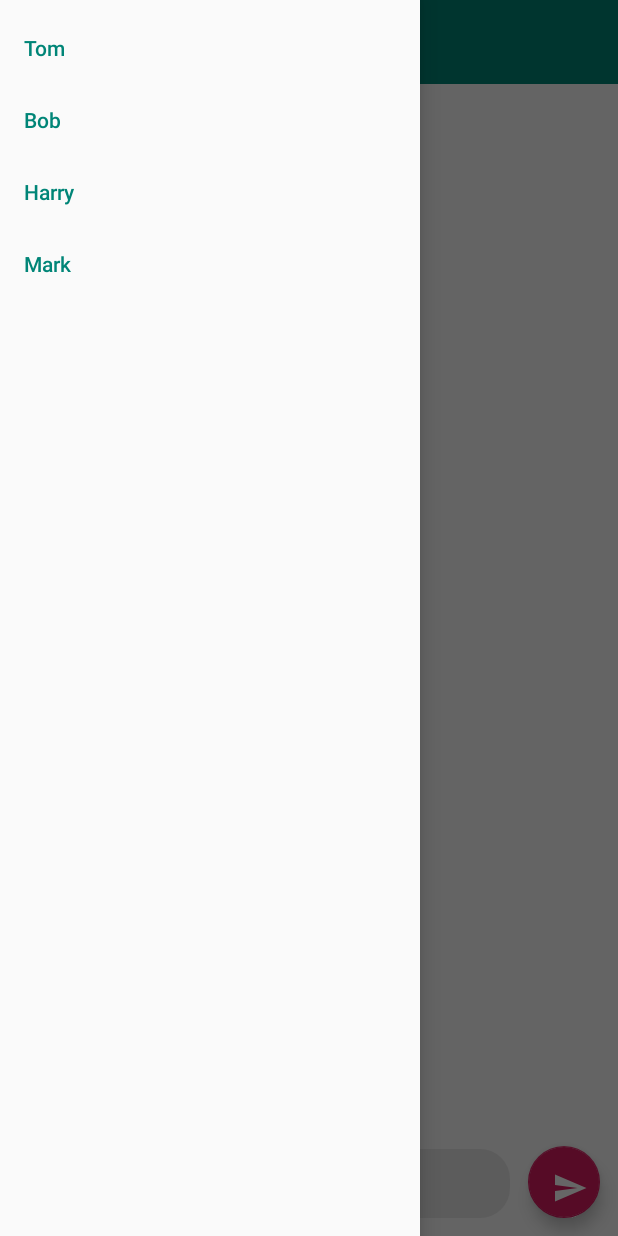
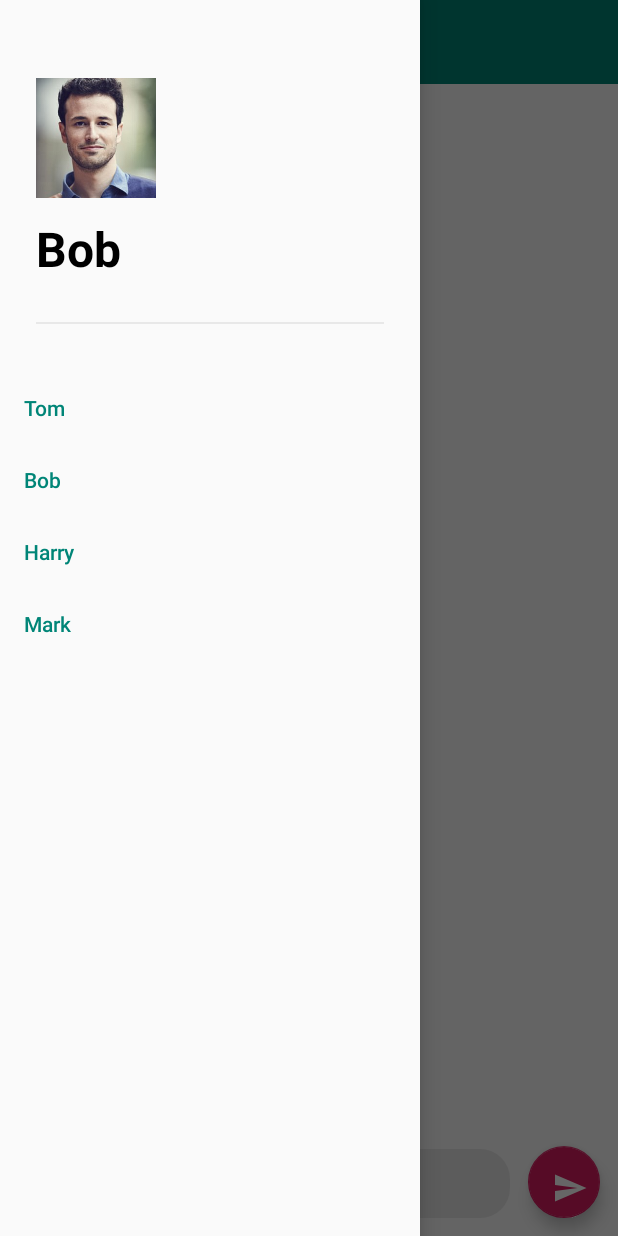
Before and after one commit to kanch231004/PingMe, an Android app: the screen it shows after launch (MainActivity), with the side drawer open, on a phone screen of 412 x 824 dp. Run offline under Robolectric (Android 15) with nearby library versions, the phone set to English and light mode, and no system bars; our stand-ins replace Dagger/Hilt's generated code; libraries missing offline, so code that uses them is left out: com.facebook.stetho; 7 statements that could not run were skipped.

Commit message:
- Customized nav header for navigation view

```diff
--- a/app/src/main/java/com/cnx/pingme/MainActivity.kt
+++ b/app/src/main/java/com/cnx/pingme/MainActivity.kt
@@ -3,6 +3,7 @@ package com.cnx.pingme
 import android.os.Bundle
 import android.text.TextUtils
 import android.util.Log
+import android.view.View
 import androidx.appcompat.app.ActionBarDrawerToggle
 import androidx.appcompat.app.AppCompatActivity
 import androidx.drawerlayout.widget.DrawerLayout
@@ -19,6 +20,7 @@ import dagger.android.AndroidInjector
 import dagger.android.DispatchingAndroidInjector
 import dagger.android.support.HasSupportFragmentInjector
 import kotlinx.android.synthetic.main.activity_main.*
+import kotlinx.android.synthetic.main.layout_nav_header.*
 import javax.inject.Inject
 
 
@@ -76,8 +78,17 @@ class MainActivity : AppCompatActivity(),  HasSupportFragmentInjector {
 
         drawerLayout = findViewById<DrawerLayout>(R.id.drawer_layout)
 
-        var actionBarToggle = ActionBarDrawerToggle(this
-            ,drawerLayout , toolbar, R.string.opened, R.string.closed)
+
+
+        var actionBarToggle = object : ActionBarDrawerToggle(this
+            ,drawerLayout , toolbar, R.string.opened, R.string.closed) {
+
+            override fun onDrawerOpened(drawerView: View) {
+                super.onDrawerOpened(drawerView)
+                tvSelectedName.text = userSession
+            }
+
+        }
 
         drawerLayout.addDrawerListener(actionBarToggle)
         actionBarToggle.syncState()
@@ -100,6 +111,7 @@ class MainActivity : AppCompatActivity(),  HasSupportFragmentInjector {
 
             chatViewModel.userSessionLd.postValue(userSession)
             toolbar.title = userSession
+            tvSelectedName.text = userSession
 
             return@setNavigationItemSelectedListener  true
         }
@@ -107,16 +119,7 @@ class MainActivity : AppCompatActivity(),  HasSupportFragmentInjector {
     }
 
 
-    private fun setupChat() {
 
-        chatViewModel.getUserSession()?.observe(this, Observer {
-
-            Log.d("session","changed with value $it")
-             userSession = it
-             toolbar.title = userSession
-             getChats()
-        })
-    }
 
 
 
@@ -130,7 +133,6 @@ class MainActivity : AppCompatActivity(),  HasSupportFragmentInjector {
     private fun getChats() {
 
 
-//        this.userSession= userSession
         chatViewModel.chatList.observe(this, Observer {
 
             Log.d("value changed","$it")
--- /dev/null
+++ b/app/src/main/res/drawable/circle_shape.xml
@@ -0,0 +1,13 @@
+<?xml version="1.0" encoding="utf-8"?>
+<shape xmlns:android="http://schemas.android.com/apk/res/android"
+    android:innerRadius="0dp"
+    android:shape="oval"
+
+    android:useLevel="false" >
+    <solid android:color="@android:color/transparent" />
+
+    <stroke
+        android:width="15dp"
+        android:color="@android:color/white" />
+
+</shape>
--- /dev/null
+++ b/app/src/main/res/drawable/layer_list.xml
@@ -0,0 +1,7 @@
+<?xml version="1.0" encoding="utf-8"?>
+<layer-list xmlns:android="http://schemas.android.com/apk/res/android" >
+
+    <item android:drawable="@drawable/rectangle" />
+    <item android:drawable="@drawable/circle_shape"/>
+
+</layer-list>
--- /dev/null
+++ b/app/src/main/res/drawable/rectangle.xml
@@ -0,0 +1,7 @@
+<?xml version="1.0" encoding="UTF-8"?>
+<shape xmlns:android="http://schemas.android.com/apk/res/android"
+    android:shape="rectangle">
+    <solid android:color="@android:color/transparent" />
+    <padding android:bottom="-14dp" android:left="-14dp" android:right="-14dp" android:top="-14dp" />
+
+</shape>
--- a/app/src/main/res/layout/activity_main.xml
+++ b/app/src/main/res/layout/activity_main.xml
@@ -19,6 +19,7 @@
             app:title="PingME"
             android:background="?attr/colorPrimary"
             app:popupTheme="@style/AppTheme.PopupOverlay"
+            android:theme="@style/ThemeOverlay.AppCompat.Dark"
             android:layout_width="match_parent"
             android:layout_height="wrap_content"
             app:layout_constraintStart_toEndOf="parent"
@@ -73,6 +74,7 @@
         android:layout_width="wrap_content"
         android:layout_height="match_parent"
         android:layout_gravity="start"
+        app:headerLayout="@layout/layout_nav_header"
         app:menu="@menu/navigation_menu"
         app:itemTextColor="@color/colorPrimary"
         android:fitsSystemWindows="true" />
--- /dev/null
+++ b/app/src/main/res/layout/layout_nav_header.xml
@@ -0,0 +1,45 @@
+<?xml version="1.0" encoding="utf-8"?>
+<RelativeLayout xmlns:android="http://schemas.android.com/apk/res/android"
+    xmlns:tools="http://schemas.android.com/tools"
+    android:orientation="vertical"
+    android:padding="@dimen/spacing_large"
+    android:layout_width="match_parent"
+    android:layout_height="240dp">
+
+    <LinearLayout
+        android:layout_width="match_parent"
+        android:layout_height="wrap_content"
+        android:layout_centerInParent="true"
+        android:orientation="vertical">
+
+
+    <ImageView
+        android:layout_width="80dp"
+        android:layout_height="80dp"
+        android:id="@+id/ivProfile"
+
+        android:background="@drawable/layer_list"
+        android:src="@drawable/ic_dummy_profile"/>
+
+    <TextView
+        android:layout_width="wrap_content"
+        android:layout_height="wrap_content"
+        android:id="@+id/tvSelectedName"
+        android:textStyle="bold"
+        android:layout_marginTop="@dimen/spacing_medium"
+        tools:text="@string/some_name"
+        android:textColor="@android:color/black"
+        android:textSize="@dimen/text_large"
+        />
+
+    </LinearLayout>
+
+    <View
+        android:layout_width="match_parent"
+        android:layout_height="1dp"
+        android:layout_alignParentBottom="true"
+        android:padding="@dimen/spacing_large"
+        android:background="@color/lightGrey"
+        android:layout_gravity="bottom"/>
+
+</RelativeLayout>
--- a/app/src/main/res/values/dimens.xml
+++ b/app/src/main/res/values/dimens.xml
@@ -11,5 +11,6 @@
 
     <dimen name="text_small">16sp</dimen>
     <dimen name="text_medium">20sp</dimen>
+    <dimen name="text_large">32sp</dimen>
     <dimen name="text_xsmall">24sp</dimen>
 </resources>
--- a/app/src/main/res/values/strings.xml
+++ b/app/src/main/res/values/strings.xml
@@ -7,4 +7,5 @@
     <string name="opened">opened</string>
     <string name="closed">closed</string>
     <string name="mark">Mark</string>
+    <string name="some_name">Bob</string>
 </resources>
```
Also changed, not shown: app/src/main/res/drawable/ic_dummy_profile.jpg (added).
